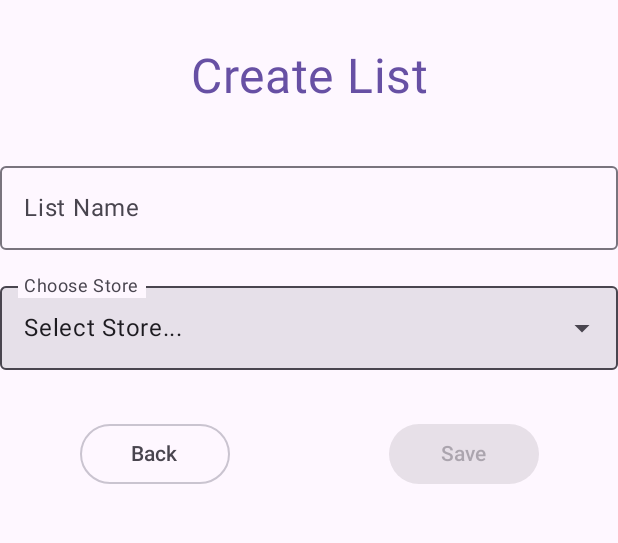
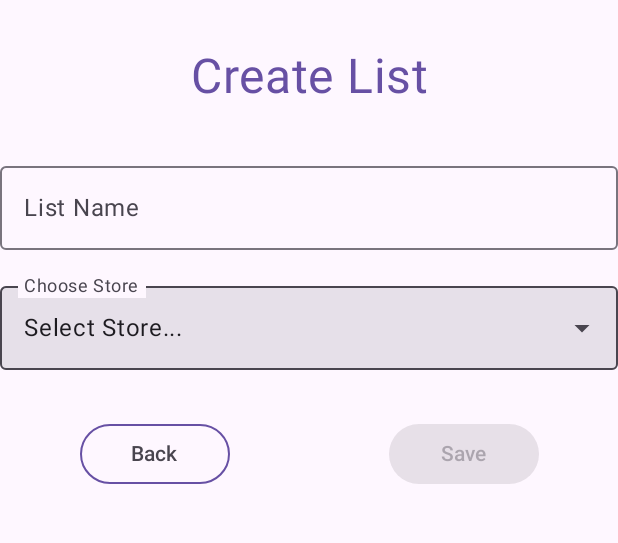
Before and after one commit to Cplanchet/ShoppingListAssistant, an Android app built with Jetpack Compose: the CreateListPage screen opened through its navigation route, on a phone screen of 412 x 824 dp, the part 96-639 px from its top. Run offline under Robolectric (Android 15) with nearby library versions, the phone set to English and light mode, and no system bars.

Commit message:
Update Outline Button to have correct border color

```diff
--- a/app/src/main/java/me/cplanchet/shoppinglistassistant/ui/createlist/CreateList.kt
+++ b/app/src/main/java/me/cplanchet/shoppinglistassistant/ui/createlist/CreateList.kt
@@ -2,6 +2,7 @@ package me.cplanchet.shoppinglistassistant.ui.createlist
 
 import android.annotation.SuppressLint
 import android.content.res.Configuration
+import androidx.compose.foundation.BorderStroke
 import androidx.compose.foundation.layout.*
 import androidx.compose.material3.*
 import androidx.compose.runtime.*
@@ -64,7 +65,8 @@ fun CreateListPage(
             ) {
                 OutlinedButton(
                     onClick = { navigateBack() },
-                    modifier.width(100.dp)
+                    modifier.width(100.dp),
+                    border = BorderStroke(1.dp, MaterialTheme.colorScheme.primary)
                 ){
                     Text(text = stringResource(R.string.back))
                 }
--- a/app/src/main/java/me/cplanchet/shoppinglistassistant/ui/createstore/CreateStore.kt
+++ b/app/src/main/java/me/cplanchet/shoppinglistassistant/ui/createstore/CreateStore.kt
@@ -1,6 +1,7 @@
 package me.cplanchet.shoppinglistassistant.ui.createstore
 
 import android.content.res.Configuration
+import androidx.compose.foundation.BorderStroke
 import androidx.compose.foundation.layout.*
 import androidx.compose.foundation.text.KeyboardActions
 import androidx.compose.material3.*
@@ -87,7 +88,8 @@ fun CreateStoreFormBody (
         ){
             OutlinedButton(
                 modifier = Modifier.width(100.dp),
-                onClick = {onBackButtonPressed()}
+                onClick = {onBackButtonPressed()},
+                border = BorderStroke(1.dp, MaterialTheme.colorScheme.primary)
             ){
                 Text(stringResource(R.string.back))
             }
--- a/app/src/main/java/me/cplanchet/shoppinglistassistant/ui/updatelist/UpdateListPage.kt
+++ b/app/src/main/java/me/cplanchet/shoppinglistassistant/ui/updatelist/UpdateListPage.kt
@@ -1,6 +1,7 @@
 package me.cplanchet.shoppinglistassistant.ui.updatelist
 
 import android.content.res.Configuration
+import androidx.compose.foundation.BorderStroke
 import androidx.compose.foundation.layout.*
 import androidx.compose.material3.*
 import androidx.compose.runtime.Composable
@@ -76,7 +77,8 @@ fun UpdateListPage(
             ){
                 OutlinedButton(
                     modifier = Modifier.widthIn(min= 130.dp),
-                    onClick = { navigateBack() }
+                    onClick = { navigateBack() },
+                    border = BorderStroke(1.dp, MaterialTheme.colorScheme.primary)
                 ){
                     Text(text = "Cancel")
                 }
```
Also changed, not shown: app/src/main/java/me/cplanchet/shoppinglistassistant/ui/updateitem/UpdateItemPage.kt (+5 -2 lines).
